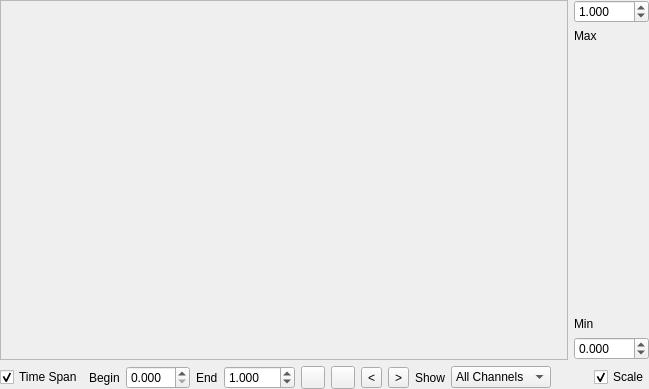
First picture: the form in Include/iqtmeas/CSamplesSequenceViewComp.ui, repository naskin-gmg/AcfSln, before the edit.
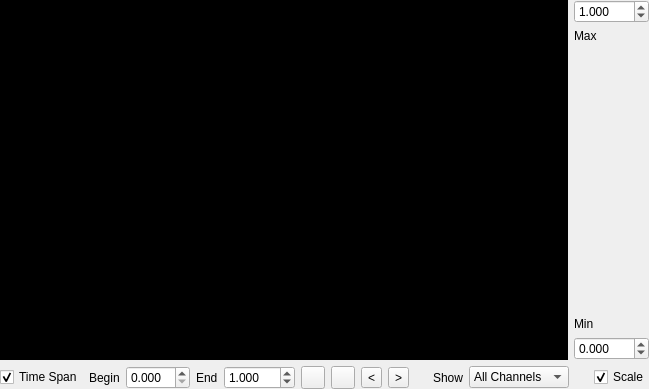
Second picture: the form after the edit. Icons and pictures are not drawn.

Commit message: FFMpeg integration corrected. Samples viewer extended. Bugs in WAV recording fixed.

The edit to the form file:
```diff
--- a/Include/iqtmeas/CSamplesSequenceViewComp.ui
+++ b/Include/iqtmeas/CSamplesSequenceViewComp.ui
@@ -192,34 +192,15 @@
            </property>
           </widget>
          </item>
-         <item>
-          <widget class="QLabel" name="label_3">
-           <property name="text">
-            <string>Show</string>
-           </property>
-          </widget>
-         </item>
-         <item>
-          <widget class="QComboBox" name="ChannelSelectorCB">
-           <property name="sizeAdjustPolicy">
-            <enum>QComboBox::AdjustToContents</enum>
-           </property>
-           <item>
-            <property name="text">
-             <string>All Channels</string>
-            </property>
-           </item>
-          </widget>
-         </item>
         </layout>
        </widget>
       </item>
       <item>
-       <spacer name="horizontalSpacer">
-        <property name="orientation">
+       <spacer name="horizontalSpacer_2" >
+        <property name="orientation" >
          <enum>Qt::Horizontal</enum>
         </property>
-        <property name="sizeHint" stdset="0">
+        <property name="sizeHint" stdset="0" >
          <size>
           <width>40</width>
           <height>20</height>
@@ -228,8 +209,40 @@
        </spacer>
       </item>
       <item>
-       <widget class="QCheckBox" name="ScaleCB">
-        <property name="text">
+       <widget class="QLabel" name="label_3" >
+        <property name="text" >
+         <string>Show</string>
+        </property>
+       </widget>
+      </item>
+      <item>
+       <widget class="QComboBox" name="ChannelSelectorCB" >
+        <property name="sizeAdjustPolicy" >
+         <enum>QComboBox::AdjustToContents</enum>
+        </property>
+        <item>
+         <property name="text" >
+          <string>All Channels</string>
+         </property>
+        </item>
+       </widget>
+      </item>
+      <item>
+       <spacer name="horizontalSpacer" >
+        <property name="orientation" >
+         <enum>Qt::Horizontal</enum>
+        </property>
+        <property name="sizeHint" stdset="0" >
+         <size>
+          <width>40</width>
+          <height>20</height>
+         </size>
+        </property>
+       </spacer>
+      </item>
+      <item>
+       <widget class="QCheckBox" name="ScaleCB" >
+        <property name="text" >
          <string>Scale</string>
         </property>
         <property name="checked">
@@ -248,11 +261,78 @@
        <verstretch>0</verstretch>
       </sizepolicy>
      </property>
-     <property name="frameShape">
+     <property name="palette" >
+      <palette>
+       <active>
+        <colorrole role="Base" >
+         <brush brushstyle="SolidPattern" >
+          <color alpha="255" >
+           <red>255</red>
+           <green>255</green>
+           <blue>255</blue>
+          </color>
+         </brush>
+        </colorrole>
+        <colorrole role="Window" >
+         <brush brushstyle="SolidPattern" >
+          <color alpha="255" >
+           <red>0</red>
+           <green>0</green>
+           <blue>0</blue>
+          </color>
+         </brush>
+        </colorrole>
+       </active>
+       <inactive>
+        <colorrole role="Base" >
+         <brush brushstyle="SolidPattern" >
+          <color alpha="255" >
+           <red>255</red>
+           <green>255</green>
+           <blue>255</blue>
+          </color>
+         </brush>
+        </colorrole>
+        <colorrole role="Window" >
+         <brush brushstyle="SolidPattern" >
+          <color alpha="255" >
+           <red>0</red>
+           <green>0</green>
+           <blue>0</blue>
+          </color>
+         </brush>
+        </colorrole>
+       </inactive>
+       <disabled>
+        <colorrole role="Base" >
+         <brush brushstyle="SolidPattern" >
+          <color alpha="255" >
+           <red>0</red>
+           <green>0</green>
+           <blue>0</blue>
+          </color>
+         </brush>
+        </colorrole>
+        <colorrole role="Window" >
+         <brush brushstyle="SolidPattern" >
+          <color alpha="255" >
+           <red>0</red>
+           <green>0</green>
+           <blue>0</blue>
+          </color>
+         </brush>
+        </colorrole>
+       </disabled>
+      </palette>
+     </property>
+     <property name="autoFillBackground" >
+      <bool>true</bool>
+     </property>
+     <property name="frameShape" >
       <enum>QFrame::StyledPanel</enum>
      </property>
-     <property name="frameShadow">
-      <enum>QFrame::Raised</enum>
+     <property name="frameShadow" >
+      <enum>QFrame::Sunken</enum>
      </property>
      <layout class="QVBoxLayout" name="verticalLayout_2">
       <property name="margin">
```
Left out of the diff: 149 changed lines with no effect on the pictures. The commit also changes 9 other files.
